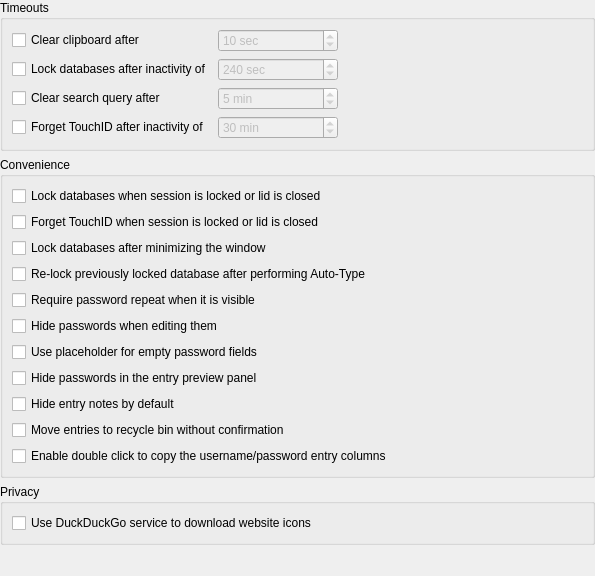
Qt form src/gui/ApplicationSettingsWidgetSecurity.ui (keepassxreboot/keepassxc) before a commit.
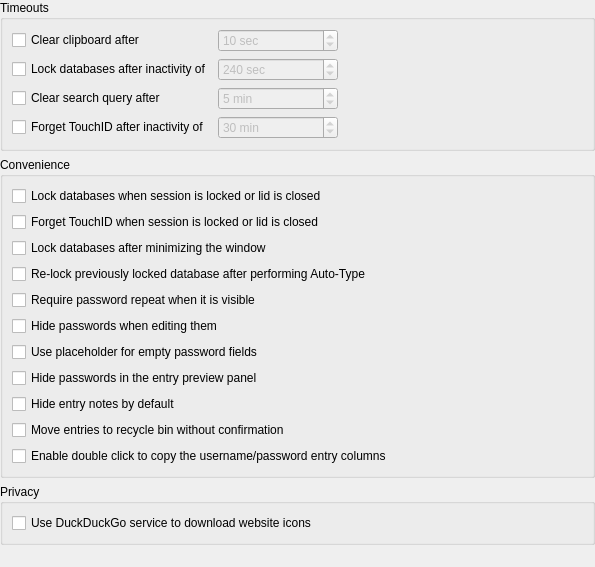
The same form after that commit.

Patch:
```diff
--- a/src/gui/ApplicationSettingsWidgetSecurity.ui
+++ b/src/gui/ApplicationSettingsWidgetSecurity.ui
@@ -7,7 +7,7 @@
     <x>0</x>
     <y>0</y>
     <width>595</width>
-    <height>576</height>
+    <height>567</height>
    </rect>
   </property>
   <layout class="QVBoxLayout" name="verticalLayout">
```
